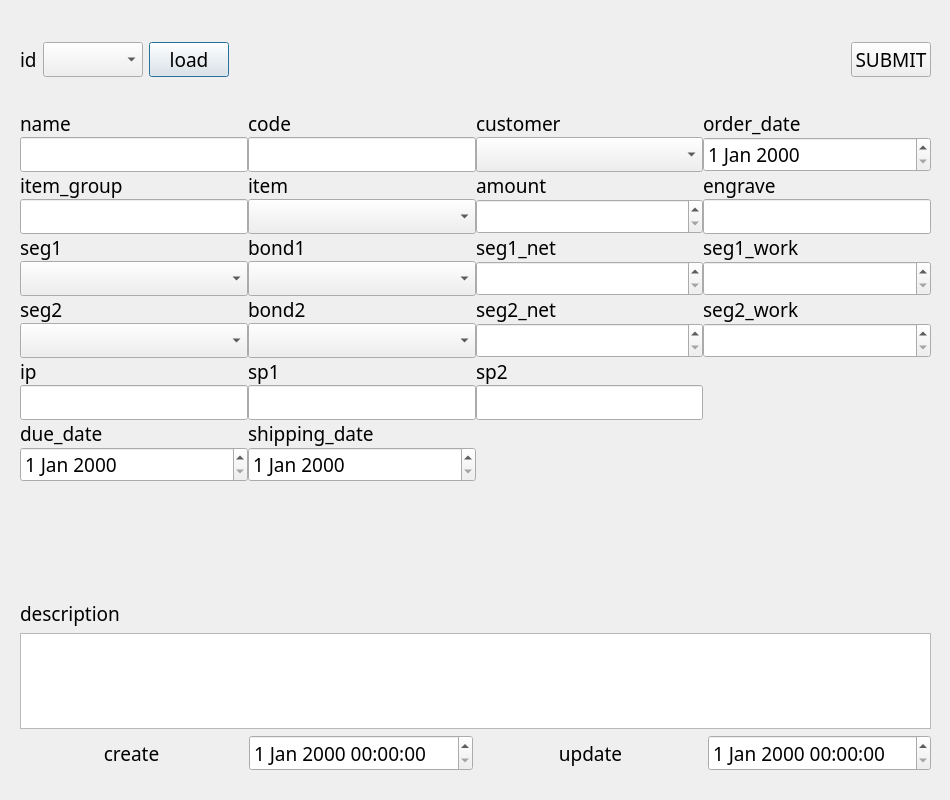
Before: the Qt Designer form ui/ordersDialog.ui in SuhYeoJee/OrderManager, drawn with Qt 5.
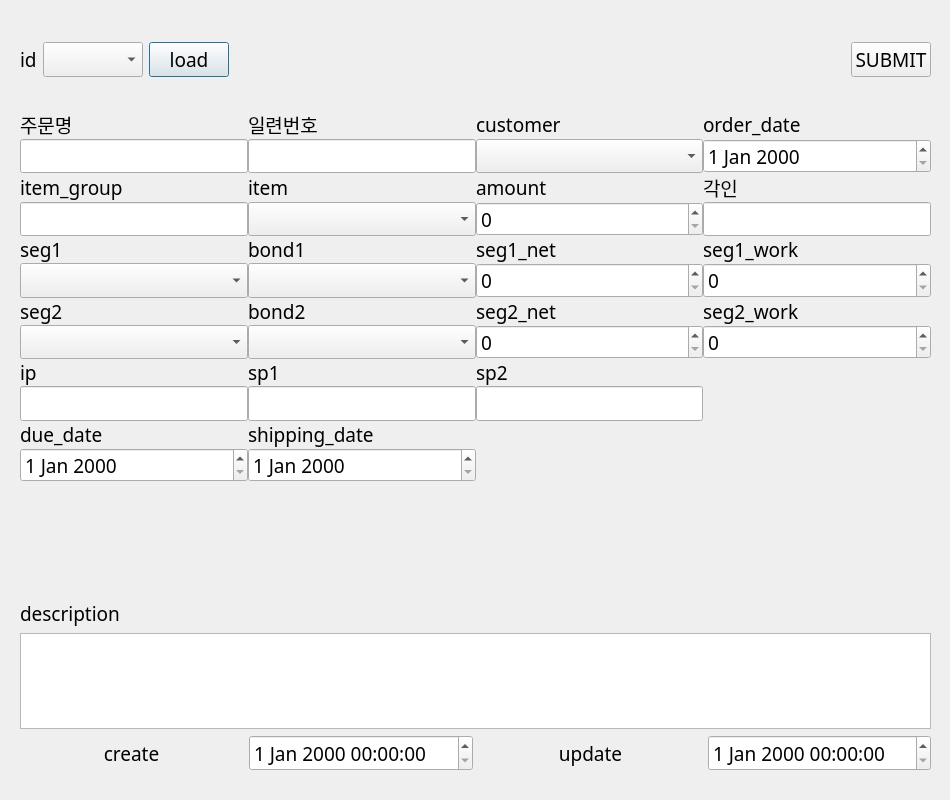
After: the same form once the commit is applied.

The edit to the form file:
```diff
--- a/ui/ordersDialog.ui
+++ b/ui/ordersDialog.ui
@@ -65,7 +65,7 @@
     <item row="3" column="3">
      <widget class="QLabel" name="label_22">
       <property name="text">
-       <string>engrave</string>
+       <string>각인</string>
       </property>
      </widget>
     </item>
@@ -78,7 +78,7 @@
        </sizepolicy>
       </property>
       <property name="specialValueText">
-       <string> </string>
+       <string/>
       </property>
      </widget>
     </item>
@@ -119,7 +119,7 @@
     <item row="0" column="1">
      <widget class="QLabel" name="label_27">
       <property name="text">
-       <string>code</string>
+       <string>일련번호</string>
       </property>
      </widget>
     </item>
@@ -182,14 +182,14 @@
        </sizepolicy>
       </property>
       <property name="specialValueText">
-       <string> </string>
+       <string/>
       </property>
      </widget>
     </item>
     <item row="0" column="0">
      <widget class="QLabel" name="label_14">
       <property name="text">
-       <string>name</string>
+       <string>주문명</string>
       </property>
      </widget>
     </item>
@@ -219,7 +219,7 @@
        </sizepolicy>
       </property>
       <property name="specialValueText">
-       <string> </string>
+       <string/>
       </property>
      </widget>
     </item>
@@ -303,7 +303,7 @@
        </sizepolicy>
       </property>
       <property name="specialValueText">
-       <string> </string>
+       <string/>
       </property>
      </widget>
     </item>
@@ -343,7 +343,7 @@
        </sizepolicy>
       </property>
       <property name="specialValueText">
-       <string> </string>
+       <string/>
       </property>
      </widget>
     </item>
@@ -386,7 +386,7 @@
        </sizepolicy>
       </property>
       <property name="specialValueText">
-       <string> </string>
+       <string/>
       </property>
      </widget>
     </item>
@@ -423,7 +423,7 @@
        </sizepolicy>
       </property>
       <property name="specialValueText">
-       <string> </string>
+       <string/>
       </property>
      </widget>
     </item>
```
Left out of the diff: 18 changed lines with no effect on the pictures.
